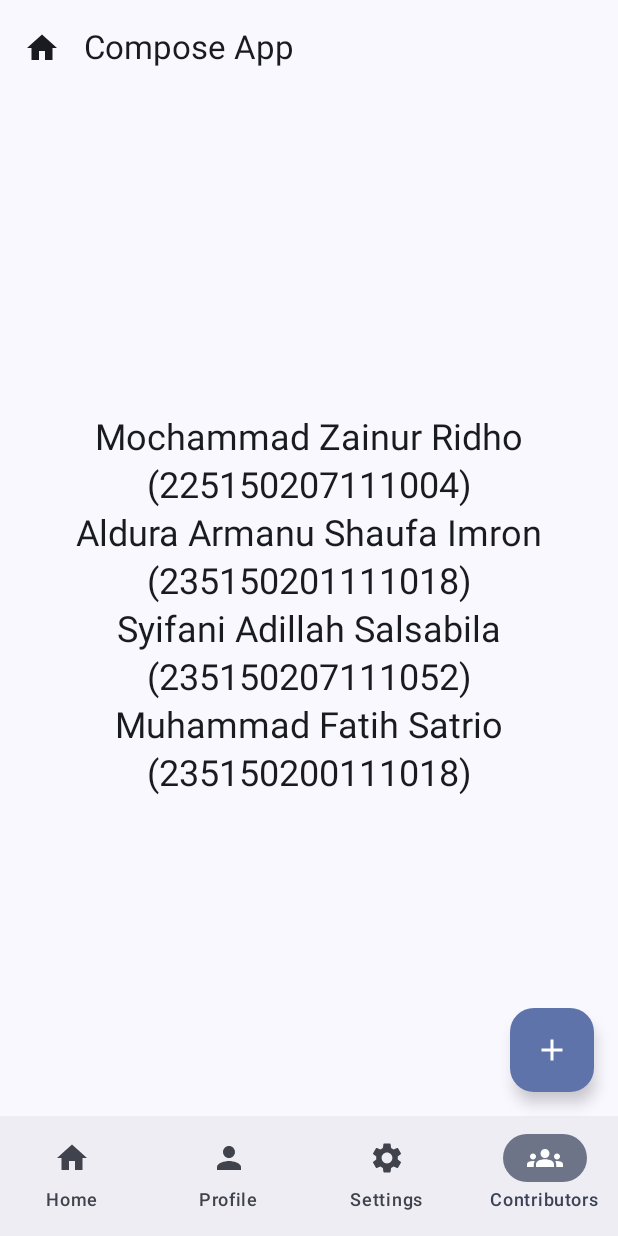
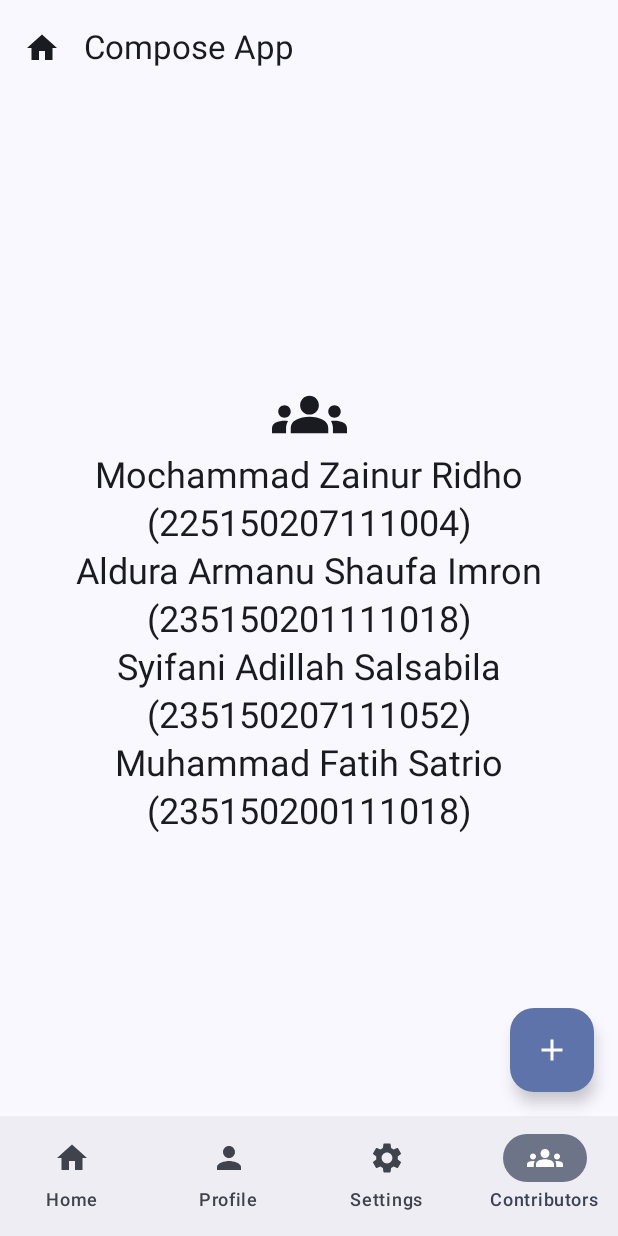
Before and after one commit to alduraimron/ComposeNavigationApp, an Android app built with Jetpack Compose: the screen it shows after launch (MainActivity), item 4 of the bottom bar chosen, on a phone screen of 412 x 824 dp. Run offline under Robolectric (Android 15) with nearby library versions, the phone set to English and light mode, and no system bars.

Commit message:
Added an Icon

```diff
--- a/app/src/main/java/com/example/composenavigationapp/ui/screens/ContributorScreen.kt
+++ b/app/src/main/java/com/example/composenavigationapp/ui/screens/ContributorScreen.kt
@@ -3,11 +3,16 @@ package com.example.composenavigationapp.ui.screens
 import androidx.compose.foundation.layout.Arrangement
 import androidx.compose.foundation.layout.Column
 import androidx.compose.foundation.layout.fillMaxSize
+import androidx.compose.foundation.layout.size
+import androidx.compose.material.icons.Icons
+import androidx.compose.material.icons.filled.Groups
+import androidx.compose.material3.Icon
 import androidx.compose.material3.MaterialTheme
 import androidx.compose.material3.Text
 import androidx.compose.runtime.Composable
 import androidx.compose.ui.Alignment
 import androidx.compose.ui.Modifier
+import androidx.compose.ui.unit.dp
 
 @Composable
 fun NegroScreen() {
@@ -22,6 +27,11 @@ fun NegroScreen() {
         horizontalAlignment = Alignment.CenterHorizontally,
         verticalArrangement = Arrangement.Center
     ) {
+        Icon(
+            imageVector = Icons.Filled.Groups,
+            contentDescription = "contributors",
+            modifier = Modifier.size(50.dp)
+        )
         contributors.forEach { it ->
             Text(
                 text = it.second,
```
